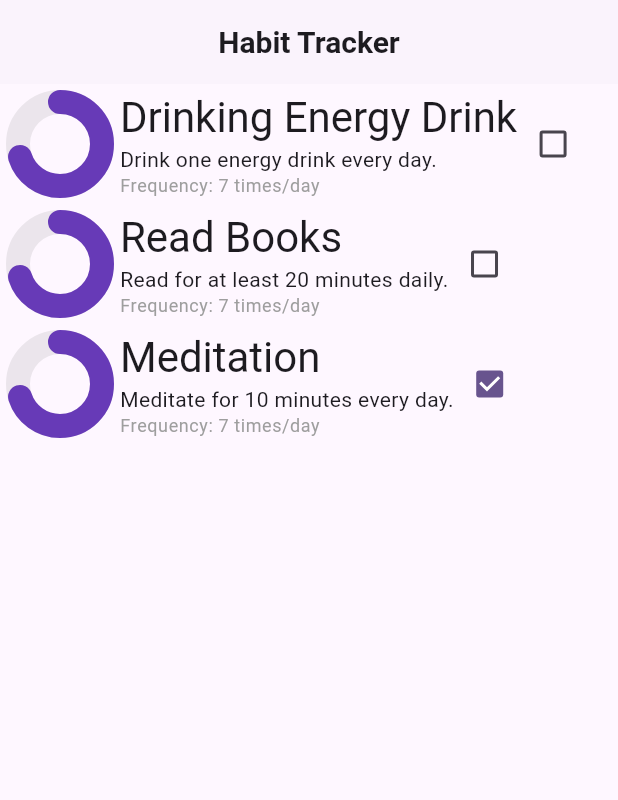
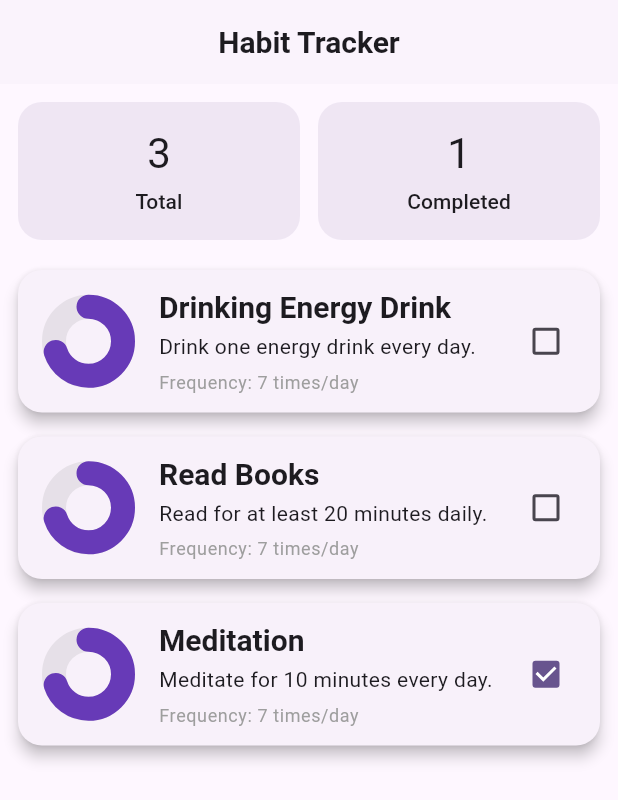
Before and after one commit to merdanusa/canvas_practice, a Flutter app: the screen it shows after launch, on a phone screen of 412 x 824 dp. Shown: the top 800 px of the screen. Run offline on Flutter 3.47's test engine with Material 3 defaults, Android fonts, the phone set to English and light mode, and no system bars.

Commit message:
feat: enhance habit management and UI with new Meditation habit and improved display

```diff
--- a/lib/logic/data/habit_data.dart
+++ b/lib/logic/data/habit_data.dart
@@ -6,17 +6,20 @@ List<Habit> habiData = [
     description: 'Drink one energy drink every day.',
     isFinished: false,
     frequency: 7,
+    addictionLevel: 1,
   ),
   Habit(
     name: 'Read Books',
     description: 'Read for at least 20 minutes daily.',
     isFinished: false,
     frequency: 7,
+    addictionLevel: 0.1,
   ),
   Habit(
     name: 'Meditation',
     description: 'Meditate for 10 minutes every day.',
     isFinished: true,
     frequency: 7,
+    addictionLevel: 0.6,
   ),
 ];
--- a/lib/logic/models/habit.dart
+++ b/lib/logic/models/habit.dart
@@ -3,11 +3,16 @@ class Habit {
   final String description;
   bool isFinished;
   final int frequency;
+  final double addictionLevel;
 
   Habit({
     required this.name,
     required this.description,
     required this.isFinished,
     required this.frequency,
-  });
+    required this.addictionLevel,
+  }) : assert(
+         addictionLevel >= 0.0 && addictionLevel <= 1.0,
+         'addictionLevel must be between 0.0 and 1.0',
+       );
 }
--- a/lib/screens/main_screen.dart
+++ b/lib/screens/main_screen.dart
@@ -15,25 +15,79 @@ class _MainScreenState extends State<MainScreen> {
 
   @override
   Widget build(BuildContext context) {
+    final completedCount = habits.where((habit) => habit.isFinished).length;
+
     return Scaffold(
       appBar: AppBar(title: const Text('Habit Tracker')),
-      body: ListView.builder(
+      body: Column(
+        children: [
+          Padding(
+            padding: const EdgeInsets.all(12),
+            child: Row(
+              children: [
+                Expanded(
+                  child: _buildStatCard(
+                    context,
+                    title: "Total",
+                    value: habits.length.toString(),
+                  ),
+                ),
+                const SizedBox(width: 12),
+                Expanded(
+                  child: _buildStatCard(
+                    context,
+                    title: "Completed",
+                    value: completedCount.toString(),
+                  ),
+                ),
+              ],
+            ),
+          ),
+
+          Expanded(
+            child: ListView.builder(
               itemCount: habits.length,
               itemBuilder: (context, index) {
                 final habit = habits[index];
+
                 return HabbitCard(
                   name: habit.name,
                   description: habit.description,
                   isFinished: habit.isFinished,
                   frequency: habit.frequency,
+                  addictionLevel: habit.addictionLevel,
                   onChanged: (value) {
                     setState(() {
-                habit.isFinished = value!;
+                      habit.isFinished = value;
                     });
                   },
                 );
               },
             ),
+          ),
+        ],
+      ),
+    );
+  }
+
+  Widget _buildStatCard(
+    BuildContext context, {
+    required String title,
+    required String value,
+  }) {
+    return Container(
+      padding: const EdgeInsets.all(16),
+      decoration: BoxDecoration(
+        borderRadius: BorderRadius.circular(16),
+        color: Theme.of(context).colorScheme.primary.withOpacity(0.1),
+      ),
+      child: Column(
+        children: [
+          Text(value, style: Theme.of(context).textTheme.headlineMedium),
+          const SizedBox(height: 4),
+          Text(title, style: Theme.of(context).textTheme.titleSmall),
+        ],
+      ),
     );
   }
 }
--- a/lib/widgets/habbit_card.dart
+++ b/lib/widgets/habbit_card.dart
@@ -8,6 +8,7 @@ class HabbitCard extends StatelessWidget {
     required this.description,
     required this.isFinished,
     required this.frequency,
+    required this.addictionLevel,
     required this.onChanged,
   });
 
@@ -16,30 +17,41 @@ class HabbitCard extends StatelessWidget {
   final bool isFinished;
   final int frequency;
   final ValueChanged<bool> onChanged;
+  final double addictionLevel;
 
   @override
   Widget build(BuildContext context) {
-    return SizedBox(
+    return Card(
+      elevation: 4,
+      margin: const EdgeInsets.symmetric(vertical: 8, horizontal: 12),
+      shape: RoundedRectangleBorder(borderRadius: BorderRadius.circular(16)),
+      child: Padding(
+        padding: const EdgeInsets.all(12),
+        child: Row(
+          children: [
+            CustomPaint(size: const Size(70, 70), painter: ArcPainter(0.7)),
+
+            const SizedBox(width: 12),
+
+            Expanded(
               child: Column(
                 crossAxisAlignment: CrossAxisAlignment.start,
                 children: [
-          Row(
-            children: [
-              CustomPaint(size: const Size(80, 80), painter: ArcPainter(0.7)),
-              Column(
-                crossAxisAlignment: CrossAxisAlignment.start,
-                children: [
-                  Text(name, style: Theme.of(context).textTheme.headlineMedium),
+                  Text(name, style: Theme.of(context).textTheme.titleLarge),
+                  const SizedBox(height: 4),
                   Text(
                     description,
                     style: Theme.of(context).textTheme.bodyMedium,
                   ),
+                  const SizedBox(height: 6),
                   Text(
                     'Frequency: $frequency times/day',
                     style: Theme.of(context).textTheme.bodySmall,
                   ),
                 ],
               ),
+            ),
+
             Checkbox(
               value: isFinished,
               onChanged: (value) {
@@ -50,7 +62,6 @@ class HabbitCard extends StatelessWidget {
             ),
           ],
         ),
-        ],
       ),
     );
   }
```
Lines whose indentation alone changed are shown as unchanged.
